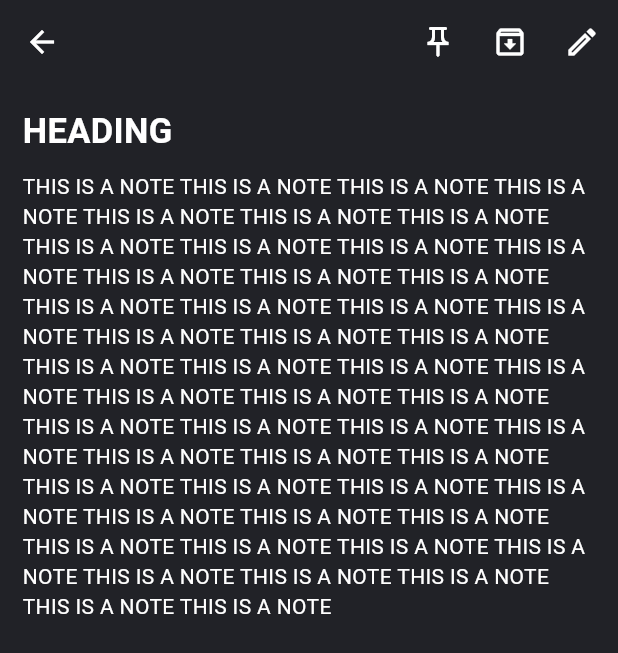
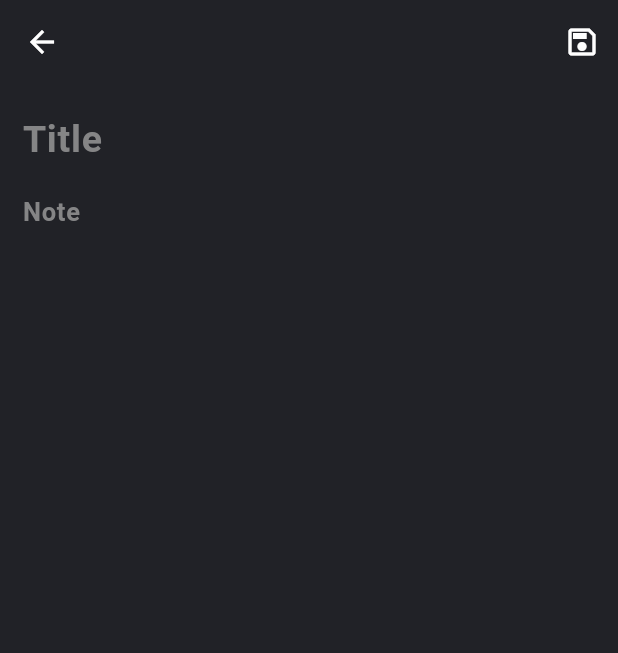
Before and after one commit to Swati01012002/Google_Keep_Notes, a Flutter app: the NoteView screen opened directly, after a tap on the "edit" icon, on a phone screen of 412 x 824 dp. Shown: the top 653 px of the screen. Run offline on Flutter 3.47's test engine with Material 3 defaults, Android fonts, the light colour scheme and no system bars.

Commit message:
Edit note functionality added

```diff
--- /dev/null
+++ b/lib/EditNoteView.dart
@@ -0,0 +1,70 @@
+import 'package:flutter/material.dart';
+import 'package:google_keep_notes/colors.dart';
+
+class EditNoteView extends StatefulWidget {
+  const EditNoteView({super.key});
+
+  @override
+  State<EditNoteView> createState() => _EditNoteViewState();
+}
+
+class _EditNoteViewState extends State<EditNoteView> {
+  @override
+  Widget build(BuildContext context) {
+    return Scaffold(
+      backgroundColor: bgColor,
+      appBar: AppBar(
+        iconTheme: IconThemeData(color: white),
+        backgroundColor: bgColor,
+        elevation: 0.0,
+        actions: [
+          IconButton(
+              splashRadius: 17,
+              onPressed: () {},
+              icon: Icon(Icons.save_outlined))
+        ],
+      ),
+      body: Container(
+        margin: EdgeInsets.symmetric(horizontal: 15, vertical: 10),
+        child: Column(
+          children: [
+            TextField(
+              cursorColor: white,
+              style: TextStyle(
+                  fontSize: 25, color: white, fontWeight: FontWeight.bold),
+              decoration: InputDecoration(
+                  border: InputBorder.none,
+                  focusedBorder: InputBorder.none,
+                  enabledBorder: InputBorder.none,
+                  errorBorder: InputBorder.none,
+                  disabledBorder: InputBorder.none,
+                  hintText: "Title",
+                  hintStyle: TextStyle(
+                      fontWeight: FontWeight.bold,
+                      color: Colors.grey.withOpacity(0.8))),
+            ),
+            Container(
+                height: 300,
+                child: TextField(
+                  keyboardType: TextInputType.multiline,
+                  minLines: 50,
+                  maxLines: null,
+                  cursorColor: white,
+                  style: TextStyle(fontSize: 17, color: white),
+                  decoration: InputDecoration(
+                      border: InputBorder.none,
+                      focusedBorder: InputBorder.none,
+                      enabledBorder: InputBorder.none,
+                      errorBorder: InputBorder.none,
+                      disabledBorder: InputBorder.none,
+                      hintText: "Note",
+                      hintStyle: TextStyle(
+                          fontWeight: FontWeight.bold,
+                          color: Colors.grey.withOpacity(0.8))),
+                ))
+          ],
+        ),
+      ),
+    );
+  }
+}
--- a/lib/NoteView.dart
+++ b/lib/NoteView.dart
@@ -1,4 +1,5 @@
 import 'package:flutter/material.dart';
+import 'package:google_keep_notes/EditNoteView.dart';
 import 'package:google_keep_notes/colors.dart';
 
 class NoteView extends StatefulWidget {
@@ -32,7 +33,10 @@ class _NoteViewState extends State<NoteView> {
           ),
           IconButton(
             splashRadius: 17,
-            onPressed: () {},
+            onPressed: () {
+              Navigator.push(context,
+                  MaterialPageRoute(builder: (context) => EditNoteView()));
+            },
             icon: Icon(Icons.edit_outlined),
           )
         ],
```
